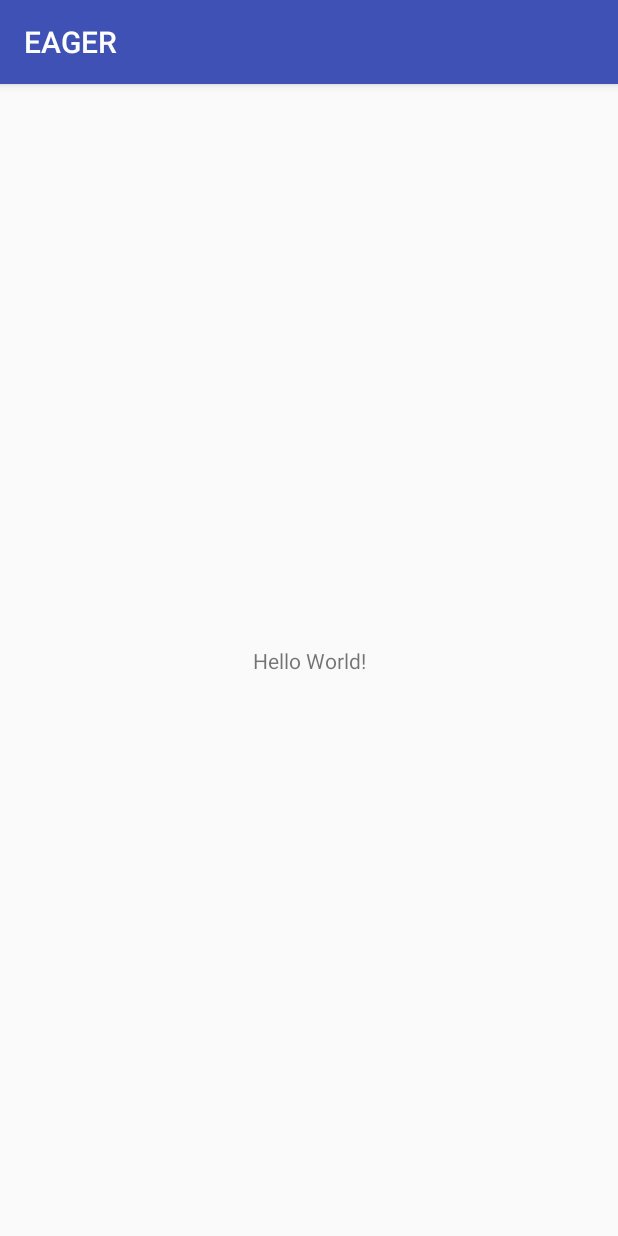
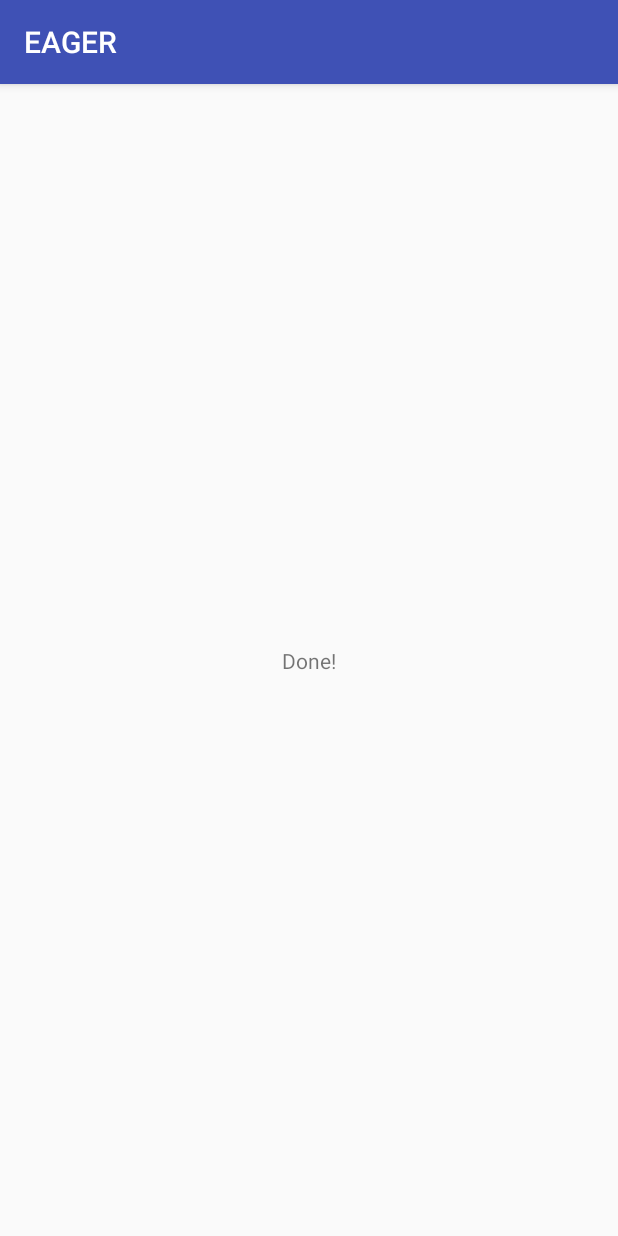
Before and after one commit to cmpe220/EAGER, an Android app: the screen it shows after launch (MainActivity), on a phone screen of 412 x 824 dp. Run offline under Robolectric (Android 15) with nearby library versions, the phone set to English and light mode, and no system bars.

Commit message:
First Commit!

```diff
--- a/app/src/main/java/com/example/therangersolid/eager/MainActivity.java
+++ b/app/src/main/java/com/example/therangersolid/eager/MainActivity.java
@@ -2,6 +2,7 @@ package com.example.therangersolid.eager;
 
 import android.support.v7.app.AppCompatActivity;
 import android.os.Bundle;
+import android.widget.TextView;
 
 public class MainActivity extends AppCompatActivity {
 
@@ -9,5 +10,7 @@ public class MainActivity extends AppCompatActivity {
     protected void onCreate(Bundle savedInstanceState) {
         super.onCreate(savedInstanceState);
         setContentView(R.layout.activity_main);
+        TextView tv = (TextView) findViewById(R.id.hello);
+        tv.setText("Done!");
     }
 }
--- a/app/src/main/res/layout/activity_main.xml
+++ b/app/src/main/res/layout/activity_main.xml
@@ -7,6 +7,7 @@
     tools:context="com.example.therangersolid.eager.MainActivity">
 
     <TextView
+        android:id="@+id/hello"
         android:layout_width="wrap_content"
         android:layout_height="wrap_content"
         android:text="Hello World!"
```
